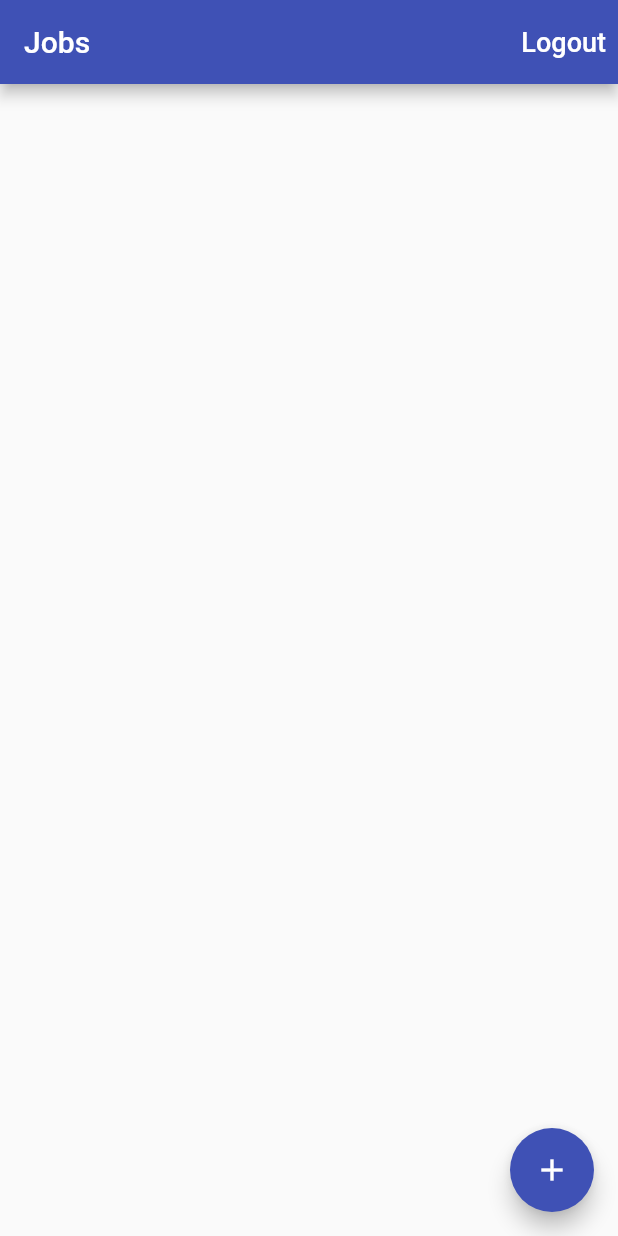
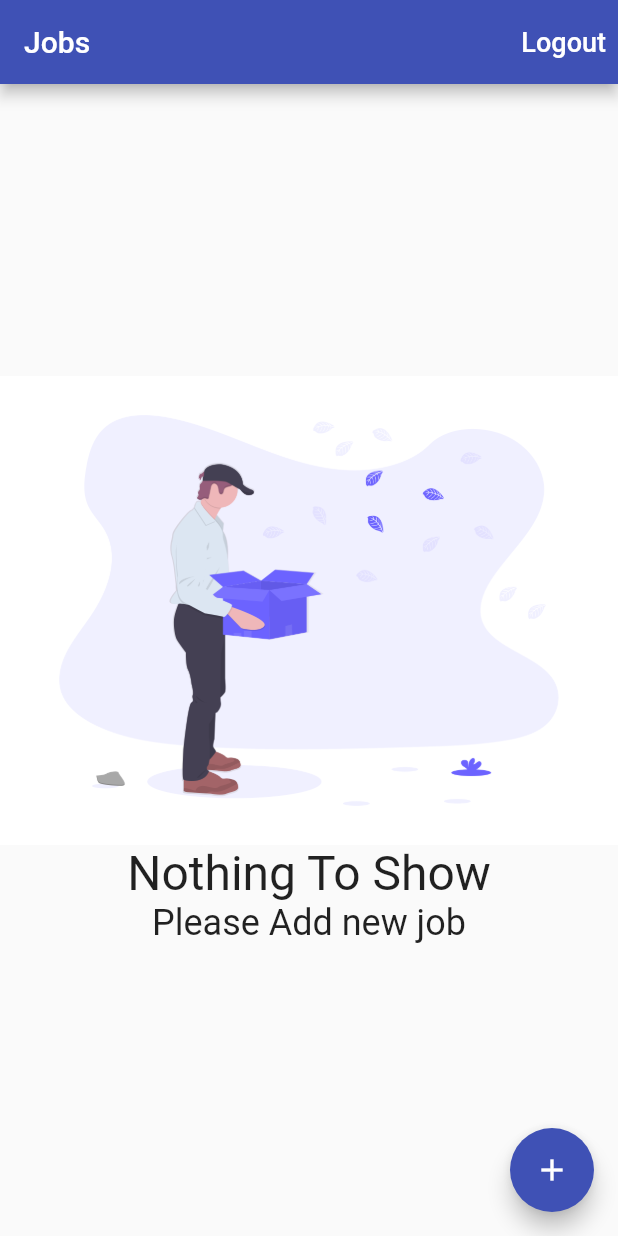
Before and after one commit to ayyyushhhhh/FirebaseProject, a Flutter app: the screen it shows once a user with an empty profile is signed in, on a phone screen of 412 x 824 dp. Run offline on Flutter 3.47's test engine with Material 2 defaults, Android fonts, the phone set to English and light mode, and no system bars; our stand-ins replace cloud_firestore, firebase_auth, firebase_core, google_sign_in; accounts and stored records are empty.

Commit message:
Add Jobs And edit Jobs Added

```diff
--- a/lib/app/home/Jobs_page.dart
+++ b/lib/app/home/Jobs/Jobs_page.dart
@@ -1,8 +1,13 @@
 import 'package:cloud_firestore/cloud_firestore.dart';
+import 'package:firebase_course/app/home/Jobs/edit_job_page.dart';
+import 'package:firebase_course/app/home/Jobs/list_item_builder.dart';
 import 'package:firebase_course/app/home/models/jobs.dart';
+import 'package:firebase_course/common_widgets/empty_content.dart';
+import 'package:firebase_course/common_widgets/job_list_tile.dart';
 import 'package:firebase_course/common_widgets/show_alert_dialog.dart';
 import 'package:firebase_course/common_widgets/show_exception_alert_dialog.dart';
 import 'package:firebase_course/services/database.dart';
+import 'package:flutter/cupertino.dart';
 import 'package:flutter/material.dart';
 import 'package:provider/provider.dart';
 import 'package:firebase_course/services/auth.dart';
@@ -30,26 +35,53 @@ class JobsPage extends StatelessWidget {
     }
   }
 
+  Future<void> _deleteJob(BuildContext context, Job job) async {
+    try {
+      final database = Provider.of<DataBase>(context, listen: false);
+      await database.deleteJob(job);
+    } on FirebaseException catch (e) {
+      showDialog(
+        context: context,
+        builder: (BuildContext context) => CupertinoAlertDialog(
+          title: Text("Operation Failed"),
+          content: new Text("ops! Something Went Wrong"),
+          actions: <Widget>[
+            CupertinoDialogAction(
+              onPressed: () => Navigator.pop(context),
+              isDefaultAction: true,
+              child: Text("OK"),
+            ),
+          ],
+        ),
+      );
+    }
+  }
+
   StreamBuilder<List<Job>> _buildContents(BuildContext context) {
     final database = Provider.of<DataBase>(context, listen: false);
     return StreamBuilder<List<Job>>(
       stream: database.jobsStream(),
       builder: (BuildContext context, AsyncSnapshot<dynamic> snapshot) {
-        if (snapshot.hasData) {
-          final jobs = snapshot.data;
-          final List<Widget> children =
-              jobs.map<Widget>((job) => Text(job.name)).toList();
-          return ListView(
-            children: children,
-          );
-        }
-        if (snapshot.hasError) {
-          return Center(
-            child: Text('Error occucred'),
-          );
-        }
-        return Center(
-          child: CircularProgressIndicator(),
+        return ListItemsBuilder(
+          snapshot: snapshot,
+          itemBuilder: (context, job) {
+            return Dismissible(
+              key: Key('job-${job.documentId}'),
+              background: Container(
+                color: Colors.red,
+              ),
+              direction: DismissDirection.endToStart,
+              onDismissed: (direction) {
+                _deleteJob(context, job);
+              },
+              child: JobListTile(
+                job: job,
+                onTap: () {
+                  EditJobPage.show(context, job: job);
+                },
+              ),
+            );
+          },
         );
       },
     );
@@ -75,7 +107,7 @@ class JobsPage extends StatelessWidget {
       ),
       floatingActionButton: FloatingActionButton(
         onPressed: () {
-          _createJobs(context);
+          EditJobPage.show(context);
         },
         child: Icon(Icons.add),
       ),
@@ -86,7 +118,8 @@ class JobsPage extends StatelessWidget {
   Future<void> _createJobs(BuildContext context) async {
     try {
       final database = Provider.of<DataBase>(context, listen: false);
-      await database.createJobs(Job(name: "blogging", rate: 10));
+      await database
+          .setJob(Job(name: "blogging", rate: 10, documentId: "dgssd"));
     } on FirebaseException catch (e) {
       showExceptionAlertDialog(context,
           title: "Operation Failed", exception: e);
--- /dev/null
+++ b/lib/app/home/Jobs/list_item_builder.dart
@@ -0,0 +1,49 @@
+import 'package:firebase_course/common_widgets/empty_content.dart';
+import 'package:flutter/material.dart';
+
+typedef ItemWidgetBuilder<T> = Widget Function(BuildContext context, T item);
+
+class ListItemsBuilder<T> extends StatelessWidget {
+  ListItemsBuilder(
+      {Key key, @required this.snapshot, @required this.itemBuilder})
+      : super(key: key);
+  final AsyncSnapshot<List<T>> snapshot;
+  final ItemWidgetBuilder<T> itemBuilder;
+
+  Widget _buildItems(List<T> items) {
+    return ListView.separated(
+      separatorBuilder: (context, index) {
+        return Divider(
+          height: 0.5,
+        );
+      },
+      itemCount: items.length + 2,
+      itemBuilder: (BuildContext context, int index) {
+        if (index == 0 || index == items.length + 1) {
+          return Container();
+        }
+        return itemBuilder(context, items[index - 1]);
+      },
+    );
+  }
+
+  @override
+  Widget build(BuildContext context) {
+    if (snapshot.hasData) {
+      final List<T> items = snapshot.data;
+      if (items.isNotEmpty) {
+        return _buildItems(items);
+      } else {
+        return EmptyContent();
+      }
+    } else if (snapshot.hasError) {
+      return EmptyContent(
+        title: "Something Went Wrong",
+        message: "Try Again later",
+      );
+    }
+    return Center(
+      child: CircularProgressIndicator(),
+    );
+  }
+}
--- a/lib/app/home/models/jobs.dart
+++ b/lib/app/home/models/jobs.dart
@@ -3,16 +3,17 @@ import 'package:flutter/foundation.dart';
 class Job {
   final String name;
   final int rate;
+  final String documentId;
 
-  Job({@required this.name, @required this.rate});
+  Job({@required this.name, @required this.rate, @required this.documentId});
 
-  factory Job.fromMap(Map<String, dynamic> data) {
+  factory Job.fromMap(Map<String, dynamic> data, String id) {
     if (data == null) {
       return null;
     }
     final String name = data['name'];
     final int ratePerHour = data['ratePerHour'];
-    return Job(name: name, rate: ratePerHour);
+    return Job(name: name, rate: ratePerHour, documentId: id);
   }
 
   Map<String, dynamic> toMap() {
--- a/lib/app/landing_page.dart
+++ b/lib/app/landing_page.dart
@@ -1,5 +1,5 @@
 import 'package:firebase_auth/firebase_auth.dart';
-import 'package:firebase_course/app/home/Jobs_page.dart';
+import 'package:firebase_course/app/home/Jobs/Jobs_page.dart';
 import 'package:firebase_course/app/sign_in/sign_in_page.dart';
 import 'package:firebase_course/services/database.dart';
 import 'package:flutter/material.dart';
--- /dev/null
+++ b/lib/common_widgets/empty_content.dart
@@ -0,0 +1,26 @@
+import 'package:flutter/material.dart';
+
+class EmptyContent extends StatelessWidget {
+  final String title;
+  final String message;
+  EmptyContent(
+      {this.title = "Nothing To Show", this.message = "Please Add new job"});
+  @override
+  Widget build(BuildContext context) {
+    return Column(
+      crossAxisAlignment: CrossAxisAlignment.center,
+      mainAxisAlignment: MainAxisAlignment.center,
+      children: [
+        Image.asset('images/empty.png'),
+        Text(
+          title,
+          style: TextStyle(fontSize: 32),
+        ),
+        Text(
+          message,
+          style: TextStyle(fontSize: 24),
+        ),
+      ],
+    );
+  }
+}
--- /dev/null
+++ b/lib/common_widgets/job_list_tile.dart
@@ -0,0 +1,18 @@
+import 'package:firebase_course/app/home/models/jobs.dart';
+import 'package:flutter/material.dart';
+
+class JobListTile extends StatelessWidget {
+  final Job job;
+
+  JobListTile({Key key, @required this.job, @required this.onTap})
+      : super(key: key);
+  final VoidCallback onTap;
+  @override
+  Widget build(BuildContext context) {
+    return ListTile(
+      title: Text(job.name),
+      trailing: Icon(Icons.chevron_right),
+      onTap: onTap,
+    );
+  }
+}
--- a/lib/main.dart
+++ b/lib/main.dart
@@ -20,6 +20,7 @@ class MyApp extends StatelessWidget {
         title: 'Time Tracker',
         theme: ThemeData(
           primarySwatch: Colors.indigo,
+          fontFamily: "San Francisco ",
         ),
         home: LandingPage(),
       ),
--- a/lib/services/database.dart
+++ b/lib/services/database.dart
@@ -4,8 +4,9 @@ import 'package:firebase_course/services/firestore_services.dart';
 import 'package:flutter/foundation.dart';
 
 abstract class DataBase {
-  Future<void> createJobs(Job job);
+  Future<void> setJob(Job job);
   Stream<List<Job>> jobsStream();
+  Future<void> deleteJob(Job job);
 }
 
 class FireStoreDatabase implements DataBase {
@@ -13,14 +14,22 @@ class FireStoreDatabase implements DataBase {
   FireStoreDatabase({@required this.uid}) : assert(uid != null);
   FireStoreServices _fireStoreServices = FireStoreServices.instance;
 
-  Future<void> createJobs(Job job) async {
-    final String path = APIpath.job(uid: uid, jobID: "job_abc");
-    _fireStoreServices.setData(path, job.toMap());
+  @override
+  Future<void> setJob(Job job) async {
+    final String path = APIpath.job(uid: uid, jobID: job.documentId);
+    _fireStoreServices.setData(path: path, job: job.toMap());
   }
 
+  @override
+  Future<void> deleteJob(Job job) async {
+    await _fireStoreServices.delete(
+        path: APIpath.job(uid: uid, jobID: job.documentId));
+  }
+
+  @override
   Stream<List<Job>> jobsStream() {
     final path = APIpath.jobPath(uid);
     return _fireStoreServices.collectStream(
-        path: path, builder: (data) => Job.fromMap(data));
+        path: path, builder: (data, id) => Job.fromMap(data, id));
   }
 }
```
Also changed, not shown: lib/app/home/Jobs/edit_job_page.dart (added, +173 -0 lines), lib/services/firestore_services.dart (+12 -4 lines), pubspec.yaml (+5 -5 lines), assets/fonts/SF-Compact-Text-Medium.otf (added), assets/fonts/SF-UI-Display-Regular.otf (added), images/empty.png (added).
